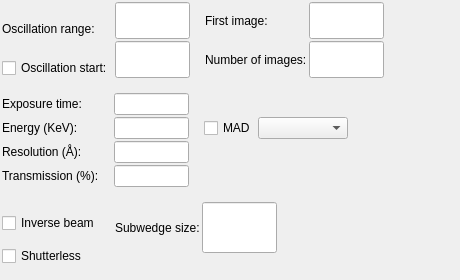
First picture: the form in Bricks/widgets/ui_files/Qt4_acquisition_widget_vertical_layout.ui, repository mxcube/mxcubeqt, before the edit.
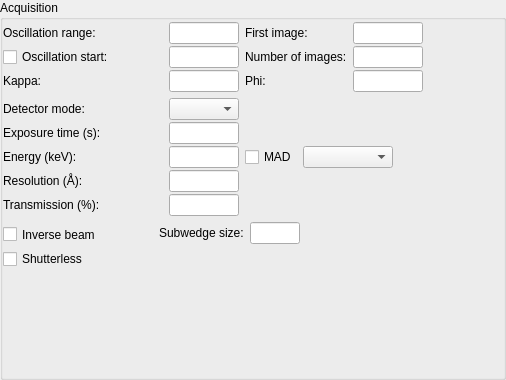
Second picture: the form after the edit.

Commit message: 2015.07.14. Fixed spacing issue for Qt4 ui files

Patch:
```diff
--- a/Bricks/widgets/ui_files/Qt4_acquisition_widget_vertical_layout.ui
+++ b/Bricks/widgets/ui_files/Qt4_acquisition_widget_vertical_layout.ui
@@ -6,12 +6,12 @@
    <rect>
     <x>0</x>
     <y>0</y>
-    <width>460</width>
-    <height>280</height>
+    <width>506</width>
+    <height>380</height>
    </rect>
   </property>
   <property name="sizePolicy">
-   <sizepolicy hsizetype="Expanding" vsizetype="Expanding">
+   <sizepolicy hsizetype="Preferred" vsizetype="Preferred">
     <horstretch>0</horstretch>
     <verstretch>0</verstretch>
    </sizepolicy>
@@ -30,26 +30,48 @@
     <number>0</number>
    </property>
    <property name="margin">
-    <number>2</number>
+    <number>0</number>
    </property>
    <item>
+    <widget class="QGroupBox" name="acq_gbox">
+     <property name="sizePolicy">
+      <sizepolicy hsizetype="Preferred" vsizetype="Fixed">
+       <horstretch>0</horstretch>
+       <verstretch>0</verstretch>
+      </sizepolicy>
+     </property>
+     <property name="maximumSize">
+      <size>
+       <width>32767</width>
+       <height>32767</height>
+      </size>
+     </property>
+     <property name="title">
+      <string>Acquisition</string>
+     </property>
     <layout class="QVBoxLayout">
      <property name="spacing">
-      <number>15</number>
-     </property>
-     <property name="margin">
+       <number>6</number>
+      </property>
+      <property name="leftMargin">
       <number>0</number>
      </property>
-     <item>
-      <layout class="QHBoxLayout">
-       <property name="spacing">
-        <number>15</number>
-       </property>
-       <item>
-        <layout class="QHBoxLayout">
-         <property name="spacing">
+      <property name="topMargin">
           <number>2</number>
          </property>
+      <property name="rightMargin">
+       <number>0</number>
+      </property>
+      <property name="bottomMargin">
+       <number>0</number>
+      </property>
+      <item>
+       <layout class="QHBoxLayout">
+        <property name="spacing">
+         <number>6</number>
+        </property>
+        <item>
+         <layout class="QHBoxLayout">
          <item>
           <layout class="QVBoxLayout">
            <property name="spacing">
@@ -57,6 +79,18 @@
            </property>
            <item>
             <widget class="QLabel" name="osc_range_label">
+              <property name="minimumSize">
+               <size>
+                <width>160</width>
+                <height>0</height>
+               </size>
+              </property>
+              <property name="maximumSize">
+               <size>
+                <width>150</width>
+                <height>16777215</height>
+               </size>
+              </property>
              <property name="text">
               <string>Oscillation range:</string>
              </property>
@@ -67,11 +101,39 @@
            </item>
            <item>
             <widget class="QCheckBox" name="osc_start_cbox">
+              <property name="sizePolicy">
+               <sizepolicy hsizetype="Preferred" vsizetype="Preferred">
+                <horstretch>0</horstretch>
+                <verstretch>0</verstretch>
+               </sizepolicy>
+              </property>
+              <property name="minimumSize">
+               <size>
+                <width>0</width>
+                <height>0</height>
+               </size>
+              </property>
+              <property name="maximumSize">
+               <size>
+                <width>1677215</width>
+                <height>16777215</height>
+               </size>
+              </property>
              <property name="text">
               <string>Oscillation start:</string>
              </property>
             </widget>
            </item>
+            <item>
+             <widget class="QLabel" name="kappa_label">
+              <property name="text">
+               <string>Kappa:</string>
+              </property>
+              <property name="wordWrap">
+               <bool>false</bool>
+              </property>
+             </widget>
+            </item>
           </layout>
          </item>
          <item>
@@ -83,13 +145,13 @@
             <widget class="QLineEdit" name="osc_range_ledit">
              <property name="minimumSize">
               <size>
-               <width>75</width>
+                <width>70</width>
                <height>0</height>
               </size>
              </property>
              <property name="maximumSize">
               <size>
-               <width>50</width>
+                <width>70</width>
                <height>32767</height>
               </size>
              </property>
@@ -99,13 +161,29 @@
             <widget class="QLineEdit" name="osc_start_ledit">
              <property name="minimumSize">
               <size>
-               <width>75</width>
+                <width>70</width>
                <height>0</height>
               </size>
              </property>
              <property name="maximumSize">
               <size>
-               <width>50</width>
+                <width>70</width>
+                <height>32767</height>
+               </size>
+              </property>
+             </widget>
+            </item>
+            <item>
+             <widget class="QLineEdit" name="kappa_ledit">
+              <property name="minimumSize">
+               <size>
+                <width>70</width>
+                <height>0</height>
+               </size>
+              </property>
+              <property name="maximumSize">
+               <size>
+                <width>70</width>
                <height>32767</height>
               </size>
              </property>
@@ -117,9 +195,6 @@
        </item>
        <item>
         <layout class="QHBoxLayout">
-         <property name="spacing">
-          <number>2</number>
-         </property>
          <item>
           <layout class="QVBoxLayout">
            <property name="spacing">
@@ -148,6 +223,16 @@
              </property>
             </widget>
            </item>
+            <item>
+             <widget class="QLabel" name="kappa_phi_label">
+              <property name="text">
+               <string>Phi:</string>
+              </property>
+              <property name="wordWrap">
+               <bool>false</bool>
+              </property>
+             </widget>
+            </item>
           </layout>
          </item>
          <item>
@@ -159,13 +244,13 @@
             <widget class="QLineEdit" name="first_image_ledit">
              <property name="minimumSize">
               <size>
-               <width>75</width>
+                <width>70</width>
                <height>0</height>
               </size>
              </property>
              <property name="maximumSize">
               <size>
-               <width>50</width>
+                <width>70</width>
                <height>32767</height>
               </size>
              </property>
@@ -175,38 +260,105 @@
             <widget class="QLineEdit" name="num_images_ledit">
              <property name="minimumSize">
               <size>
-               <width>75</width>
+                <width>70</width>
                <height>0</height>
               </size>
              </property>
              <property name="maximumSize">
               <size>
-               <width>50</width>
+                <width>70</width>
                <height>32767</height>
               </size>
              </property>
             </widget>
            </item>
+            <item>
+             <widget class="QLineEdit" name="kappa_phi_ledit">
+              <property name="minimumSize">
+               <size>
+                <width>70</width>
+                <height>0</height>
+               </size>
+              </property>
+              <property name="maximumSize">
+               <size>
+                <width>70</width>
+                <height>32767</height>
+               </size>
+              </property>
+             </widget>
+            </item>
           </layout>
          </item>
         </layout>
        </item>
+        <item>
+         <spacer name="horizontalSpacer">
+          <property name="orientation">
+           <enum>Qt::Horizontal</enum>
+          </property>
+          <property name="sizeHint" stdset="0">
+           <size>
+            <width>40</width>
+            <height>20</height>
+           </size>
+          </property>
+         </spacer>
+        </item>
       </layout>
      </item>
      <item>
       <layout class="QHBoxLayout">
        <property name="spacing">
-        <number>15</number>
+         <number>6</number>
        </property>
        <item>
         <layout class="QVBoxLayout">
          <property name="spacing">
           <number>2</number>
          </property>
+          <item>
+           <layout class="QHBoxLayout" name="horizontalLayout_2">
+            <property name="topMargin">
+             <number>0</number>
+            </property>
+            <item>
+             <layout class="QVBoxLayout" name="verticalLayout_4">
+              <property name="spacing">
+               <number>2</number>
+              </property>
+              <item>
+               <widget class="QLabel" name="detector_mode_label">
+                <property name="sizePolicy">
+                 <sizepolicy hsizetype="Fixed" vsizetype="Preferred">
+                  <horstretch>0</horstretch>
+                  <verstretch>0</verstretch>
+                 </sizepolicy>
+                </property>
+                <property name="minimumSize">
+                 <size>
+                  <width>160</width>
+                  <height>0</height>
+                 </size>
+                </property>
+                <property name="maximumSize">
+                 <size>
+                  <width>160</width>
+                  <height>16777215</height>
+                 </size>
+                </property>
+                <property name="text">
+                 <string>Detector mode:</string>
+                </property>
+                <property name="wordWrap">
+                 <bool>false</bool>
+                </property>
+               </widget>
+              </item>
          <item>
           <widget class="QLabel" name="exp_time_label">
            <property name="text">
-            <string>Exposure time:</string>
+                 <string>Exposure time (s):</string>
            </property>
            <property name="wordWrap">
             <bool>false</bool>
@@ -216,7 +368,7 @@
          <item>
           <widget class="QLabel" name="energy_label">
            <property name="text">
-            <string>Energy (KeV):</string>
+                 <string>Energy (keV):</string>
            </property>
            <property name="wordWrap">
             <bool>false</bool>
@@ -235,6 +387,18 @@
          </item>
          <item>
           <widget class="QLabel" name="transmission_label">
+                <property name="sizePolicy">
+                 <sizepolicy hsizetype="Preferred" vsizetype="Preferred">
+                  <horstretch>0</horstretch>
+                  <verstretch>0</verstretch>
+                 </sizepolicy>
+                </property>
+                <property name="minimumSize">
+                 <size>
+                  <width>0</width>
+                  <height>0</height>
+                 </size>
+                </property>
            <property name="text">
             <string>Transmission (%):</string>
            </property>
@@ -246,52 +410,135 @@
         </layout>
        </item>
        <item>
-        <layout class="QVBoxLayout">
+             <layout class="QVBoxLayout" name="verticalLayout_3">
          <property name="spacing">
           <number>2</number>
          </property>
+              <property name="topMargin">
+               <number>0</number>
+              </property>
+              <property name="rightMargin">
+               <number>0</number>
+              </property>
+              <item>
+               <widget class="QComboBox" name="detector_mode_combo">
+                <property name="minimumSize">
+                 <size>
+                  <width>70</width>
+                  <height>0</height>
+                 </size>
+                </property>
+                <property name="maximumSize">
+                 <size>
+                  <width>70</width>
+                  <height>32767</height>
+                 </size>
+                </property>
+                <property name="toolTip">
+                 <string>Select necesaary detector mode</string>
+                </property>
+               </widget>
+              </item>
          <item>
           <widget class="QLineEdit" name="exp_time_ledit">
            <property name="minimumSize">
             <size>
-             <width>75</width>
+                  <width>70</width>
              <height>0</height>
             </size>
            </property>
            <property name="maximumSize">
             <size>
-             <width>50</width>
+                  <width>70</width>
              <height>32767</height>
             </size>
            </property>
           </widget>
          </item>
-         <item>
-          <layout class="QHBoxLayout">
-           <property name="spacing">
-            <number>15</number>
-           </property>
            <item>
             <widget class="QLineEdit" name="energy_ledit">
              <property name="minimumSize">
               <size>
-               <width>75</width>
+                  <width>70</width>
                <height>0</height>
               </size>
              </property>
              <property name="maximumSize">
               <size>
-               <width>75</width>
+                  <width>70</width>
                <height>32767</height>
               </size>
              </property>
             </widget>
            </item>
            <item>
-            <layout class="QHBoxLayout">
+               <widget class="QLineEdit" name="resolution_ledit">
+                <property name="minimumSize">
+                 <size>
+                  <width>70</width>
+                  <height>0</height>
+                 </size>
+                </property>
+                <property name="maximumSize">
+                 <size>
+                  <width>70</width>
+                  <height>32767</height>
+                 </size>
+                </property>
+               </widget>
+              </item>
+              <item>
+               <widget class="QLineEdit" name="transmission_ledit">
+                <property name="minimumSize">
+                 <size>
+                  <width>70</width>
+                  <height>0</height>
+                 </size>
+                </property>
+                <property name="maximumSize">
+                 <size>
+                  <width>70</width>
+                  <height>32767</height>
+                 </size>
+                </property>
+               </widget>
+              </item>
+             </layout>
+            </item>
+           </layout>
+          </item>
+         </layout>
+        </item>
+        <item>
+         <layout class="QVBoxLayout">
              <property name="spacing">
               <number>2</number>
              </property>
+          <item>
+           <layout class="QHBoxLayout" name="horizontalLayout">
+            <property name="spacing">
+             <number>2</number>
+            </property>
+            <property name="topMargin">
+             <number>0</number>
+            </property>
+            <item>
+             <layout class="QVBoxLayout" name="verticalLayout_2">
+              <item>
+               <spacer name="verticalSpacer">
+                <property name="orientation">
+                 <enum>Qt::Vertical</enum>
+                </property>
+                <property name="sizeHint" stdset="0">
+                 <size>
+                  <width>20</width>
+                  <height>10</height>
+                 </size>
+                </property>
+               </spacer>
+              </item>
+              <item>
+               <layout class="QHBoxLayout" name="horizontalLayout_3">
              <item>
               <widget class="QCheckBox" name="mad_cbox">
                <property name="toolTip">
@@ -318,16 +565,39 @@
             </layout>
            </item>
            <item>
-            <spacer name="row_one_spacer_2">
+               <spacer name="verticalSpacer_2">
+                <property name="orientation">
+                 <enum>Qt::Vertical</enum>
+                </property>
+                <property name="sizeHint" stdset="0">
+                 <size>
+                  <width>20</width>
+                  <height>40</height>
+                 </size>
+                </property>
+               </spacer>
+              </item>
+             </layout>
+            </item>
+            <item>
+             <layout class="QVBoxLayout" name="verticalLayout">
+              <property name="topMargin">
+               <number>20</number>
+              </property>
+             </layout>
+            </item>
+           </layout>
+          </item>
+         </layout>
+        </item>
+        <item>
+         <spacer name="horizontalSpacer_2">
              <property name="orientation">
               <enum>Qt::Horizontal</enum>
              </property>
-             <property name="sizeType">
-              <enum>QSizePolicy::Expanding</enum>
-             </property>
              <property name="sizeHint" stdset="0">
               <size>
-               <width>1</width>
+            <width>40</width>
                <height>20</height>
               </size>
              </property>
@@ -336,45 +606,9 @@
           </layout>
          </item>
          <item>
-          <widget class="QLineEdit" name="resolution_ledit">
-           <property name="minimumSize">
-            <size>
-             <width>75</width>
-             <height>0</height>
-            </size>
-           </property>
-           <property name="maximumSize">
-            <size>
-             <width>50</width>
-             <height>32767</height>
-            </size>
-           </property>
-          </widget>
-         </item>
-         <item>
-          <widget class="QLineEdit" name="transmission_ledit">
-           <property name="minimumSize">
-            <size>
-             <width>50</width>
-             <height>0</height>
-            </size>
-           </property>
-           <property name="maximumSize">
-            <size>
-             <width>75</width>
-             <height>32767</height>
-            </size>
-           </property>
-          </widget>
-         </item>
-        </layout>
-       </item>
-      </layout>
-     </item>
-     <item>
       <layout class="QHBoxLayout">
        <property name="spacing">
-        <number>15</number>
+         <number>6</number>
        </property>
        <item>
         <layout class="QVBoxLayout">
@@ -383,6 +617,24 @@
          </property>
          <item>
           <widget class="QCheckBox" name="inverse_beam_cbx">
+            <property name="sizePolicy">
+             <sizepolicy hsizetype="Fixed" vsizetype="Preferred">
+              <horstretch>0</horstretch>
+              <verstretch>0</verstretch>
+             </sizepolicy>
+            </property>
+            <property name="minimumSize">
+             <size>
+              <width>150</width>
+              <height>0</height>
+             </size>
+            </property>
+            <property name="maximumSize">
+             <size>
+              <width>150</width>
+              <height>16777215</height>
+             </size>
+            </property>
            <property name="toolTip">
             <string>Check to use inverse beam and specify subwedge size</string>
            </property>
@@ -407,9 +659,6 @@
          </property>
          <item>
           <layout class="QHBoxLayout">
-           <property name="spacing">
-            <number>2</number>
-           </property>
            <item>
             <widget class="QLabel" name="subwedge_size_label">
              <property name="toolTip">
@@ -427,7 +676,7 @@
             <widget class="QLineEdit" name="subwedge_size_ledit">
              <property name="maximumSize">
               <size>
-               <width>75</width>
+                <width>50</width>
                <height>32767</height>
               </size>
              </property>
@@ -474,23 +723,21 @@
        </item>
       </layout>
      </item>
-    </layout>
-   </item>
    <item>
-    <spacer name="hspacer">
+       <spacer name="verticalSpacer1">
      <property name="orientation">
-      <enum>Qt::Horizontal</enum>
-     </property>
-     <property name="sizeType">
-      <enum>QSizePolicy::Expanding</enum>
+         <enum>Qt::Vertical</enum>
      </property>
      <property name="sizeHint" stdset="0">
       <size>
-       <width>16</width>
-       <height>20</height>
+          <width>20</width>
+          <height>40</height>
       </size>
      </property>
     </spacer>
+      </item>
+     </layout>
+    </widget>
    </item>
   </layout>
  </widget>
```
Lines whose indentation alone changed are shown as unchanged. The commit also changes 2 other files.
